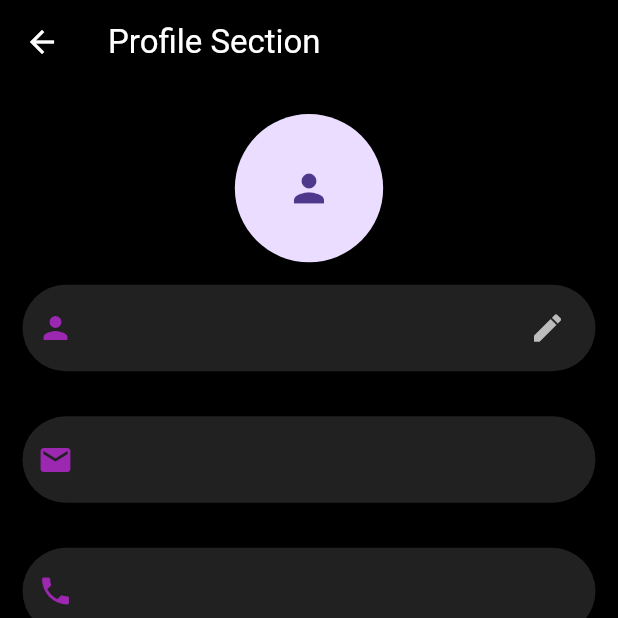
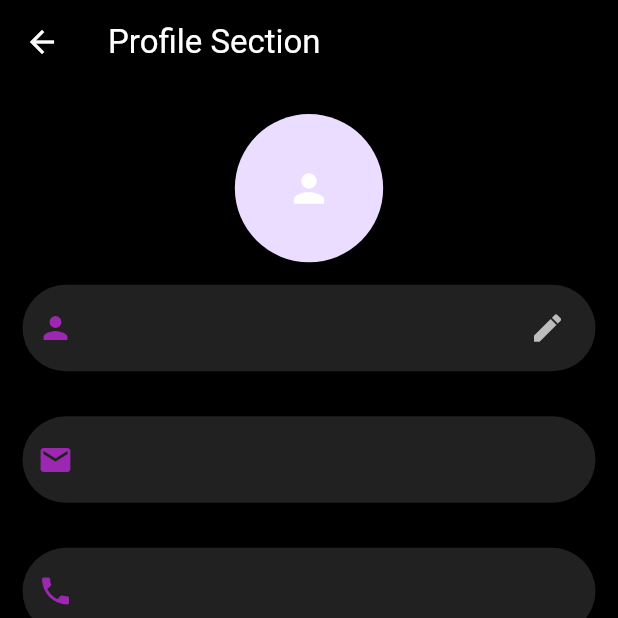
Before and after one commit to Avesh6754/chat, a Flutter app: the ProfileSection screen opened directly, on a phone screen of 412 x 824 dp, the top half of it. Run offline on Flutter 3.47's test engine with Material 3 defaults, Android fonts, the phone set to English and light mode, and no system bars; our stand-ins replace cached_network_image, cloud_firestore, firebase_auth, firebase_core, flutter_animate, flutter_local_notifications and 5 more; accounts and stored records are empty.

Commit message:
2-11-2025

```diff
--- a/lib/views/home/profile_Section.dart
+++ b/lib/views/home/profile_Section.dart
@@ -12,7 +12,11 @@ class ProfileSection extends StatelessWidget {
   Widget build(BuildContext context) {
     double height = MediaQuery.of(context).size.height;
     UserModal user = homeController.user!;
-    return Scaffold(
+    print("===================profile section ========${homeController.user!.email}");
+    return GetBuilder<HomeController>(
+      builder: (controller) {
+        UserModal? user = controller.user;
+        return      Scaffold(
           backgroundColor: Colors.black,
           appBar: AppBar(
             leading: IconButton(
@@ -94,20 +98,18 @@ class ProfileSection extends StatelessWidget {
                 child: GetBuilder<HomeController>(
                   builder: (controller) => CircleAvatar(
                     radius: height * 0.060,
-                backgroundImage: (controller.user?.profileImage != null &&
-                        controller.user!.profileImage!.isNotEmpty)
-                    ? NetworkImage(controller.user!.profileImage!)
+                    backgroundImage: (user!.profileImage != null && user.profileImage!.isNotEmpty)
+                        ? NetworkImage(user.profileImage!)
                         : null,
-                child: (controller.user?.profileImage == null ||
-                        controller.user!.profileImage!.isEmpty)
-                    ? Icon(Icons.person, size: 30) // Default icon if no image
-                    : null, // No child if image exists
+                    child: (user.profileImage == null || user.profileImage!.isEmpty)
+                        ? const Icon(Icons.person, size: 30, color: Colors.white)
+                        : null,
                   ),
                 ),
               ),
               GestureDetector(
                 onTap: () {
-              _showUpdateNameDialog(user.name);
+                  _showUpdateNameDialog(user!.name);
                 },
                 child: Container(
                   height: height * 0.070,
@@ -150,7 +152,7 @@ class ProfileSection extends StatelessWidget {
                     const Icon(Icons.mail, color: Colors.purple),
                     const SizedBox(width: 10),
                     Text(
-                  '${user.email}', // Show name from controller
+                      '${user!.email}', // Show name from controller
                       style: const TextStyle(color: Colors.white, fontSize: 16),
                     ),
                   ],
@@ -169,7 +171,7 @@ class ProfileSection extends StatelessWidget {
                     const Icon(Icons.phone, color: Colors.purple),
                     const SizedBox(width: 10),
                     Text(
-                  '${user.phone}', // Show name from controller
+                      '${user!.phone}', // Show name from controller
                       style: const TextStyle(color: Colors.white, fontSize: 16),
                     ),
                   ],
@@ -179,6 +181,9 @@ class ProfileSection extends StatelessWidget {
               // Function to Show Update Name
             ],
           ),
+        );
+      },
+
     );
   }
 }
```
Lines whose indentation alone changed are shown as unchanged.
